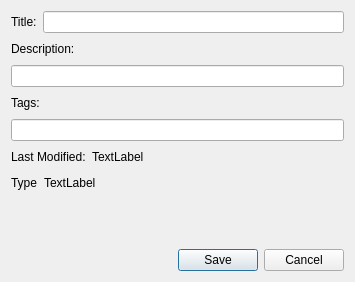
First picture: the form in resources/clipdialog.ui, repository jiakeliu/Cobra, before the edit.
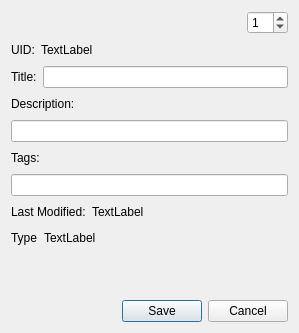
Second picture: the form after the edit.

Commit message: Initial implemenation of clip update dialog...

```diff
--- a/resources/clipdialog.ui
+++ b/resources/clipdialog.ui
@@ -6,14 +6,84 @@
    <rect>
     <x>0</x>
     <y>0</y>
-    <width>355</width>
-    <height>282</height>
+    <width>299</width>
+    <height>333</height>
    </rect>
   </property>
   <property name="windowTitle">
    <string>Dialog</string>
   </property>
   <layout class="QVBoxLayout" name="verticalLayout_3">
+   <item>
+    <layout class="QHBoxLayout" name="horizontalLayout_4">
+     <item>
+      <spacer name="horizontalSpacer_6">
+       <property name="orientation">
+        <enum>Qt::Horizontal</enum>
+       </property>
+       <property name="sizeHint" stdset="0">
+        <size>
+         <width>40</width>
+         <height>20</height>
+        </size>
+       </property>
+      </spacer>
+     </item>
+     <item>
+      <widget class="QSpinBox" name="clipSelection">
+       <property name="wrapping">
+        <bool>true</bool>
+       </property>
+       <property name="readOnly">
+        <bool>false</bool>
+       </property>
+       <property name="buttonSymbols">
+        <enum>QAbstractSpinBox::UpDownArrows</enum>
+       </property>
+       <property name="suffix">
+        <string/>
+       </property>
+       <property name="minimum">
+        <number>1</number>
+       </property>
+       <property name="value">
+        <number>1</number>
+       </property>
+      </widget>
+     </item>
+    </layout>
+   </item>
+   <item>
+    <layout class="QHBoxLayout" name="horizontalLayout_8">
+     <item>
+      <widget class="QLabel" name="label_9">
+       <property name="text">
+        <string>UID:</string>
+       </property>
+      </widget>
+     </item>
+     <item>
+      <widget class="QLabel" name="uidLabel">
+       <property name="text">
+        <string>TextLabel</string>
+       </property>
+      </widget>
+     </item>
+     <item>
+      <spacer name="horizontalSpacer_7">
+       <property name="orientation">
+        <enum>Qt::Horizontal</enum>
+       </property>
+       <property name="sizeHint" stdset="0">
+        <size>
+         <width>40</width>
+         <height>20</height>
+        </size>
+       </property>
+      </spacer>
+     </item>
+    </layout>
+   </item>
    <item>
     <layout class="QHBoxLayout" name="horizontalLayout_3" stretch="0,1">
      <item>
```
Left out of the diff: 10 changed lines with no effect on the pictures. The commit also changes 5 other files.
